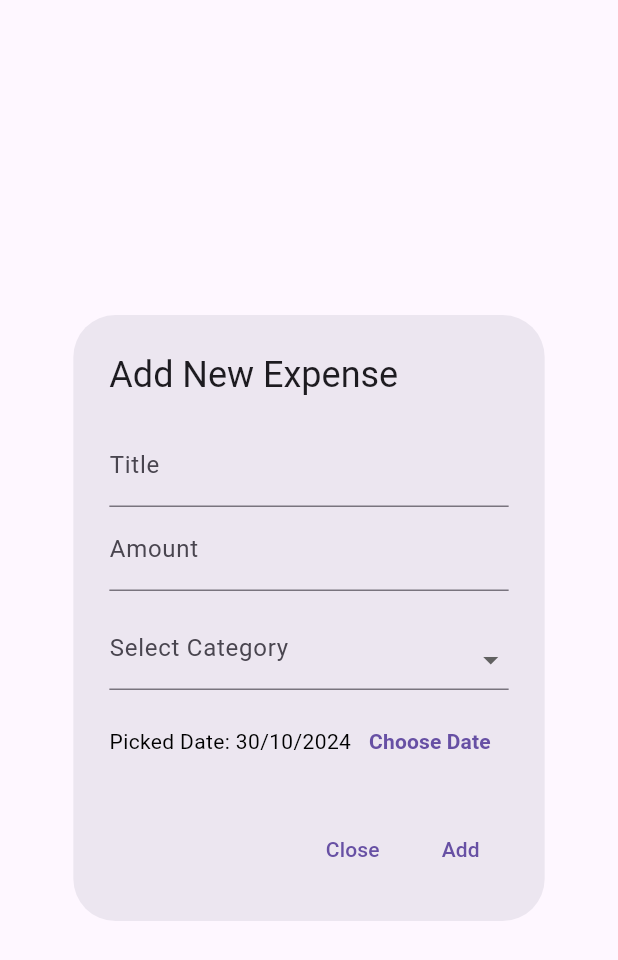
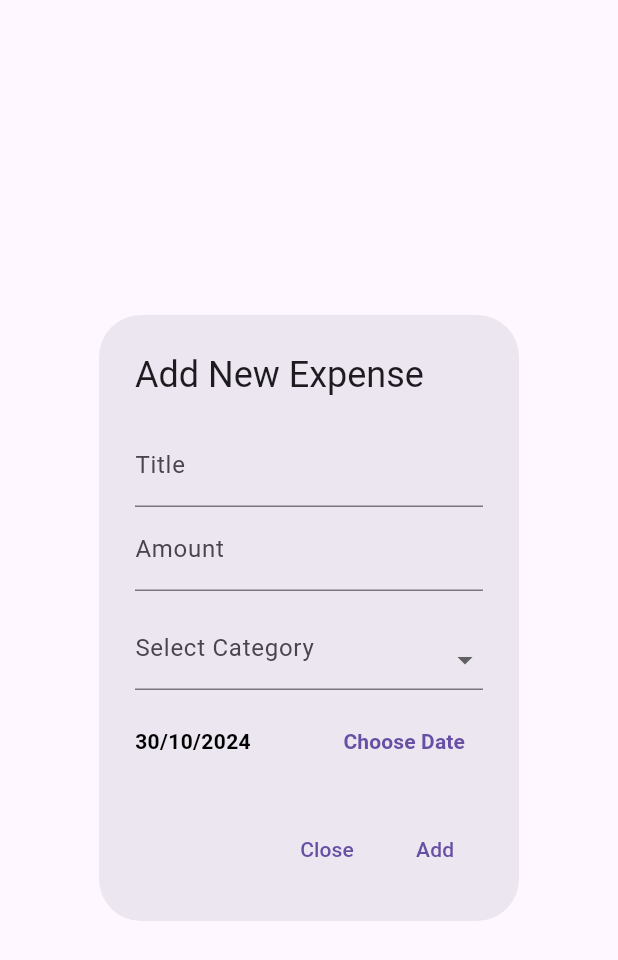
Before and after one commit to MartinChungCy/altech_flutter_coding_assessment, a Flutter app: the AddExpenseDialog widget shown alone on an empty page, opened directly, on a phone screen of 412 x 824 dp. Shown: the top 960 px of the screen. Run offline on Flutter 3.47's test engine with Material 3 defaults, Android fonts, the light colour scheme and no system bars; our stand-ins replace dropdown_button2, equatable, flutter_bloc, shared_preferences; accounts and stored records are empty.

Commit message:
- small ui bug fix

```diff
--- a/lib/add_expense_dialog.dart
+++ b/lib/add_expense_dialog.dart
@@ -103,14 +103,12 @@
       children: [
         Expanded(
           child: Text(
-            _selectedDate == null
-                ? 'No Date Chosen!'
-                : 'Picked Date: ${DateFormat("dd/MM/yyyy").format(_selectedDate!)}',
+            DateFormat("dd/MM/yyyy").format(_selectedDate!),
             style: TextStyle(
-              color: _selectedDate == null && _noDateChosen
-                  ? Colors.red
-                  : Colors.black,
-            ),
+                color: _selectedDate == null && _noDateChosen
+                    ? Colors.red
+                    : Colors.black,
+                fontWeight: FontWeight.bold),
           ),
         ),
         TextButton(
@@ -136,11 +134,13 @@
           children: [
             TextFormField(
               decoration: _buildInputDecoration('Title'),
+              style: const TextStyle(fontWeight: FontWeight.bold),
               controller: _titleController,
               validator: _fieldValidator,
             ),
             TextFormField(
               decoration: _buildInputDecoration('Amount'),
+              style: const TextStyle(fontWeight: FontWeight.bold),
               controller: _amountController,
               keyboardType:
                   const TextInputType.numberWithOptions(decimal: true),
```
Also changed, not shown: lib/edit_expense_dialog.dart (+6 -1 lines).
